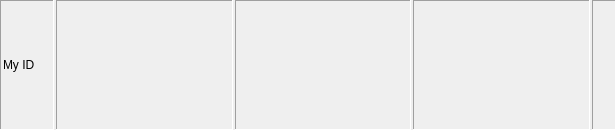
This is app/statusbar/status_bar.ui in a-pavlov/fantlab as Qt 5 draws it before an edit. The edited form follows.
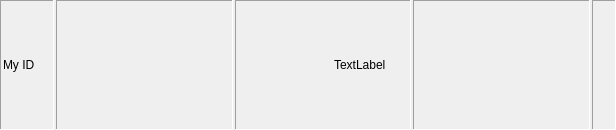
This is the edited form. Icons and pictures are not drawn.

Commit message: Add requests counter to status bar

```diff
--- a/app/statusbar/status_bar.ui
+++ b/app/statusbar/status_bar.ui
@@ -231,6 +231,13 @@
         </property>
        </widget>
       </item>
+      <item>
+       <widget class="QLabel" name="labelReqErr">
+        <property name="text">
+         <string>TextLabel</string>
+        </property>
+       </widget>
+      </item>
      </layout>
     </widget>
    </item>
```
Left out of the diff: 11 changed lines with no effect on the pictures. The commit also changes 5 other files.
